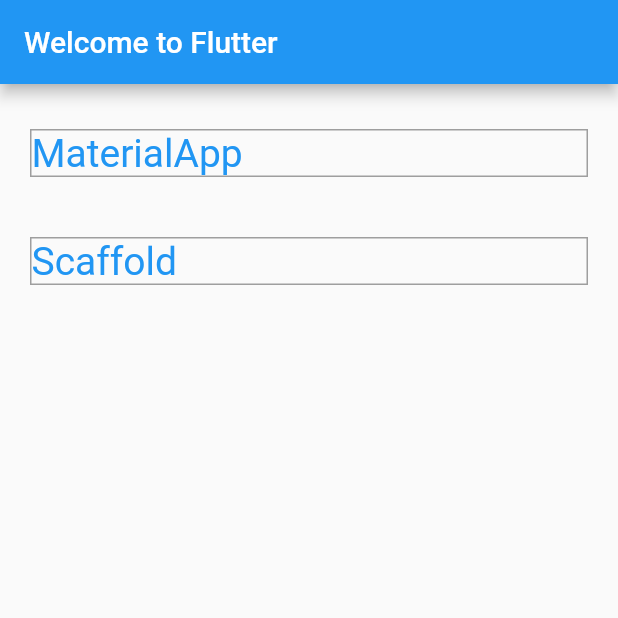
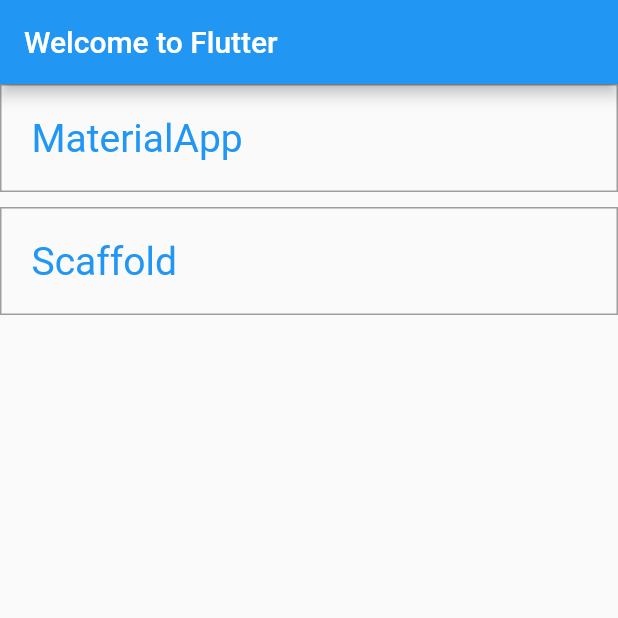
Before and after one commit to tal007/FlutterApp, a Flutter app: the screen it shows after launch, on a phone screen of 412 x 824 dp, the top half of it. Run offline on Flutter 3.47's test engine with Material 2 defaults, Android fonts, the phone set to English and light mode, and no system bars.

Commit message:
First commit

```diff
--- a/lib/home/index.dart
+++ b/lib/home/index.dart
@@ -10,7 +10,7 @@ class HomeList extends StatelessWidget {
     return MaterialApp(
       home: Scaffold(
         body: Container(
-          padding: const EdgeInsets.fromLTRB(20, 10, 20, 10),
+          // padding: const EdgeInsets.fromLTRB(20, 10, 20, 10),
           child: new ListView(
             children: <Widget>[
               new Item(text: 'MaterialApp'),
--- a/lib/home/item.dart
+++ b/lib/home/item.dart
@@ -8,7 +8,8 @@ class Item extends StatelessWidget {
   @override
   Widget build(BuildContext context) {
     return Container(
-      margin: EdgeInsets.fromLTRB(0, 20, 0, 20),
+      padding: EdgeInsets.all(20),
+      margin: EdgeInsets.fromLTRB(0, 0, 0, 10),
       decoration: new BoxDecoration(
         border: Border.all(
           width: 1,
```
